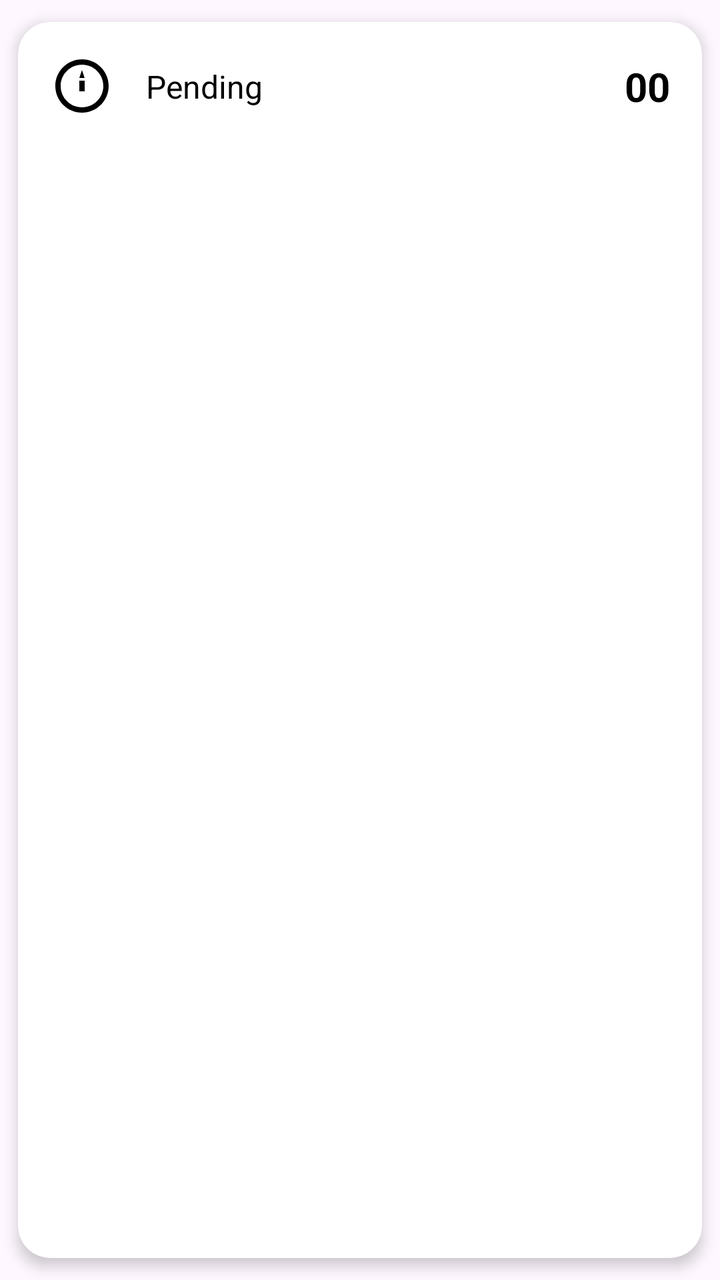
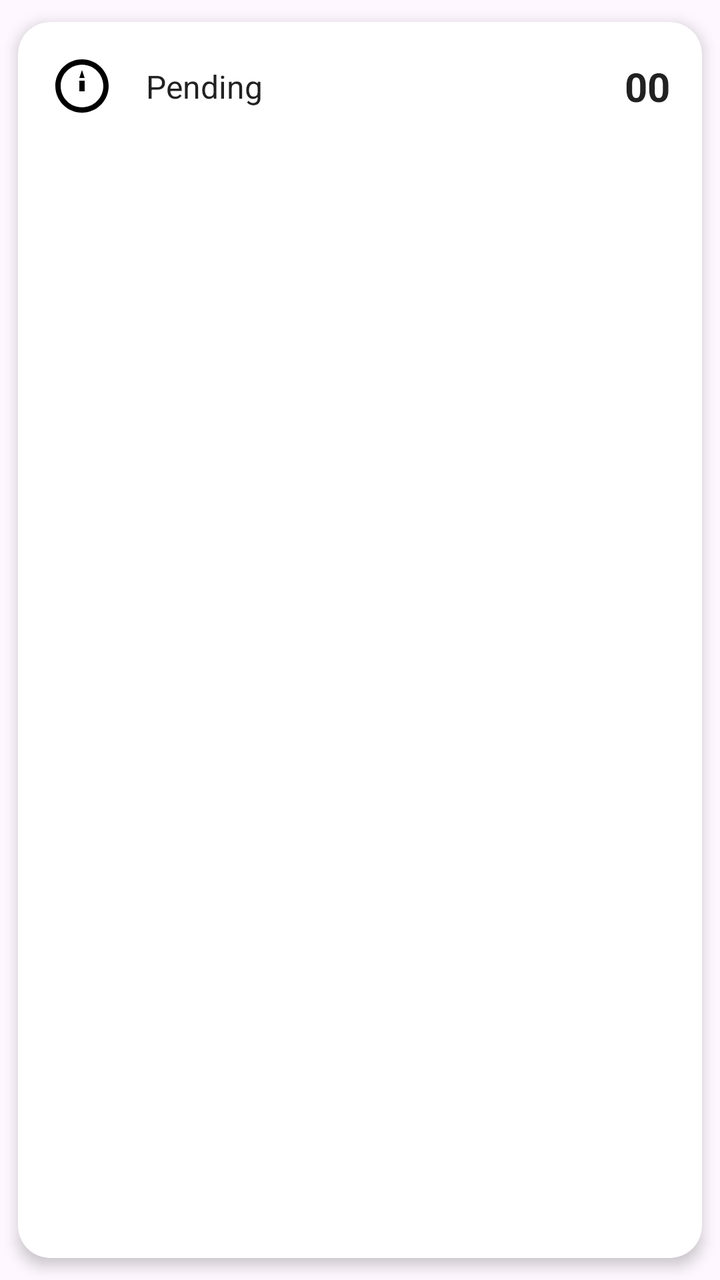

Two renders of the same Android screen: before a commit and after it. Below are the layout's source before the change and the commit's diff.
<!-- AndroidManifest.xml: application theme Theme.MicroCredential -->
<!-- res/layout/item_certificate_stat_pending.xml -->
<?xml version="1.0" encoding="utf-8"?>
<androidx.cardview.widget.CardView xmlns:android="http://schemas.android.com/apk/res/android"
    xmlns:app="http://schemas.android.com/apk/res-auto"
    android:layout_width="match_parent"
    android:layout_height="wrap_content"
    app:cardCornerRadius="16dp"
    app:cardElevation="4dp"
    app:cardUseCompatPadding="true">

    <androidx.constraintlayout.widget.ConstraintLayout
        android:layout_width="match_parent"
        android:layout_height="wrap_content"
        android:padding="16dp">

        <ImageView
            android:id="@+id/iv_cert_icon"
            android:layout_width="32dp"
            android:layout_height="32dp"
            android:src="@drawable/ic_certificate"
            app:layout_constraintBottom_toBottomOf="parent"
            app:layout_constraintStart_toStartOf="parent"
            app:layout_constraintTop_toTopOf="parent" />

        <TextView
            android:id="@+id/tv_cert_label"
            android:layout_width="wrap_content"
            android:layout_height="wrap_content"
            android:layout_marginStart="16dp"
            android:text="Pending"
            android:textColor="@android:color/black"
            android:textSize="16sp"
            app:layout_constraintBottom_toBottomOf="parent"
            app:layout_constraintStart_toEndOf="@+id/iv_cert_icon"
            app:layout_constraintTop_toTopOf="parent" />

        <TextView
            android:id="@+id/tv_pending_certs"
            android:layout_width="wrap_content"
            android:layout_height="wrap_content"
            android:text="00"
            android:textColor="@android:color/black"
            android:textSize="20sp"
            android:textStyle="bold"
            app:layout_constraintBottom_toBottomOf="parent"
            app:layout_constraintEnd_toEndOf="parent"
            app:layout_constraintTop_toTopOf="parent" />

    </androidx.constraintlayout.widget.ConstraintLayout>

</androidx.cardview.widget.CardView>
<!-- resources referenced by this layout -->
<resources>
  <!-- drawable ic_certificate (drawable) -->
  <vector xmlns:android="http://schemas.android.com/apk/res/android"
      android:width="24dp"
      android:height="24dp"
      android:viewportWidth="24"
      android:viewportHeight="24">
      <path
          android:fillColor="@android:color/black"
          android:pathData="M12,2C6.48,2 2,6.48 2,12s4.48,10 10,10 10,-4.48 10,-10S17.52,2 12,2zM12,20c-4.41,0 -8,-3.59 -8,-8s3.59,-8 8,-8 8,3.59 8,8 -3.59,8 -8,8z"/>
      <path
          android:fillColor="@android:color/black"
          android:pathData="M12,6l-1,3h2l-1,-3zM11,10v4h2v-4h-2z"/>
  </vector>
  <style name="Theme.MicroCredential" parent="Base.Theme.MicroCredential" />
  <style name="Base.Theme.MicroCredential" parent="Theme.Material3.DayNight.NoActionBar">
          
          
      </style>
</resources>

<!-- the commit's change to res/layout/item_certificate_stat_pending.xml (unified diff, before → after) -->
@@ -27,7 +27,7 @@
             android:layout_height="wrap_content"
             android:layout_marginStart="16dp"
             android:text="Pending"
-            android:textColor="@android:color/black"
+            android:textColor="@color/text_primary"
             android:textSize="16sp"
             app:layout_constraintBottom_toBottomOf="parent"
             app:layout_constraintStart_toEndOf="@+id/iv_cert_icon"
@@ -38,7 +38,7 @@
             android:layout_width="wrap_content"
             android:layout_height="wrap_content"
             android:text="00"
-            android:textColor="@android:color/black"
+            android:textColor="@color/text_primary"
             android:textSize="20sp"
             android:textStyle="bold"
             app:layout_constraintBottom_toBottomOf="parent"
<!-- resource entries referenced after the edit -->
@@ -1,5 +1,6 @@
 <!-- resources referenced by this layout -->
 <resources>
+  <color name="text_primary">#DE000000</color>
   <!-- drawable ic_certificate (drawable) -->
   <vector xmlns:android="http://schemas.android.com/apk/res/android"
       android:width="24dp"
